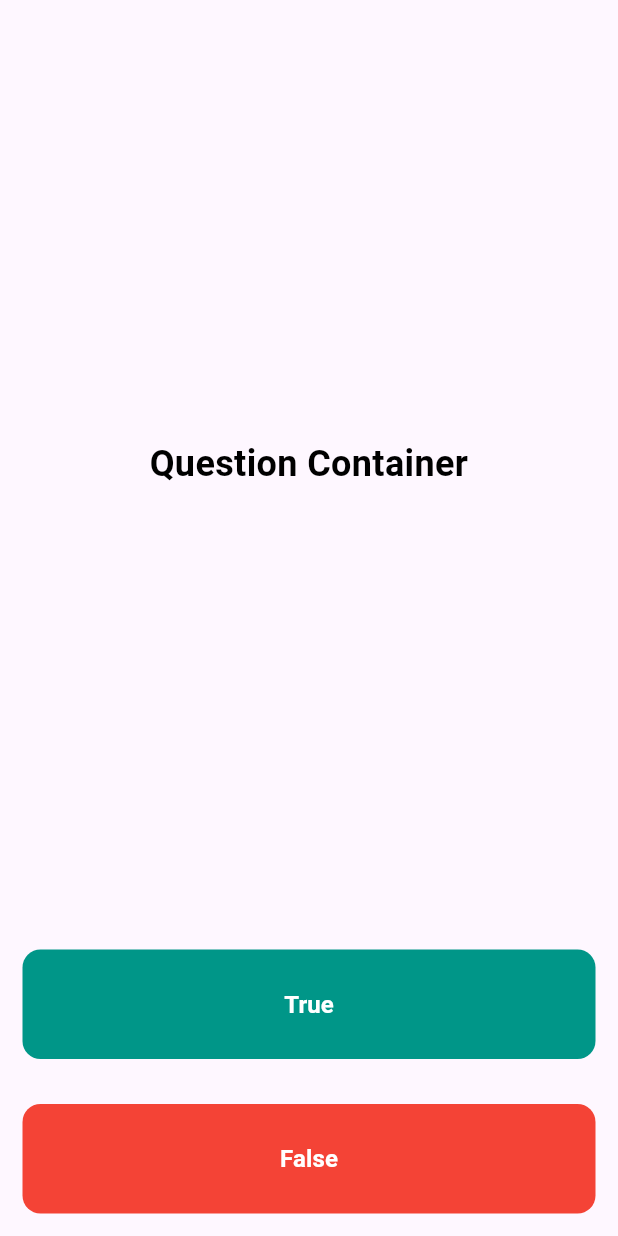
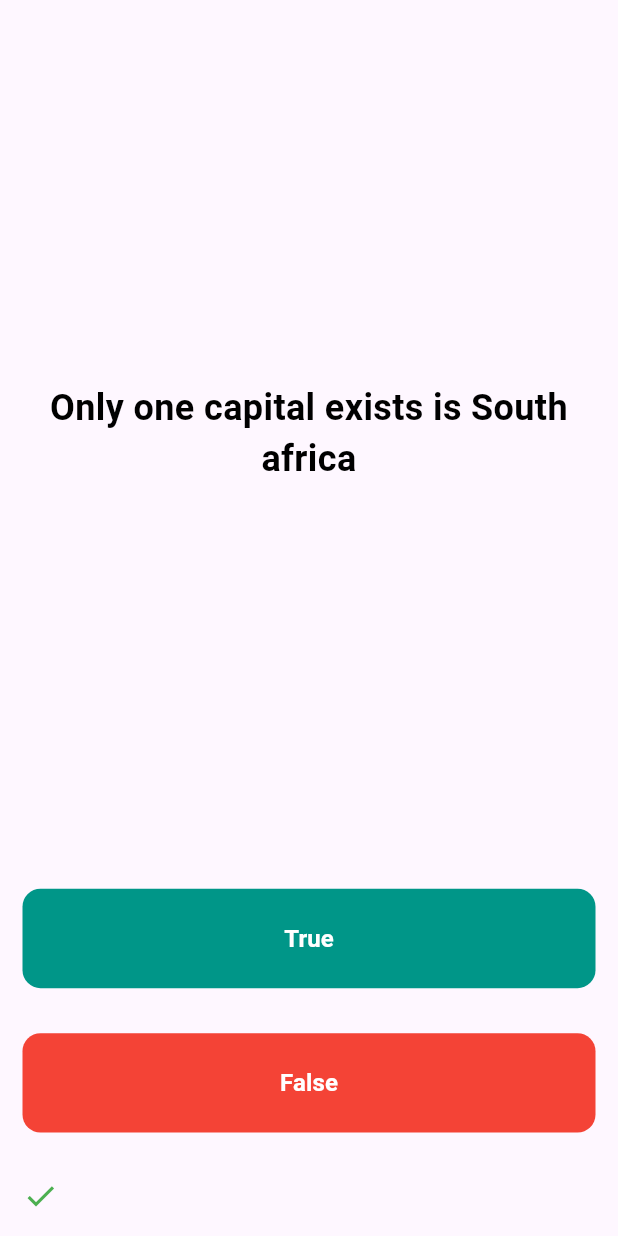
Before and after one commit to MHRimon44/Skill-Test, a Flutter app: the screen it shows after launch, after a tap on "True", on a phone screen of 412 x 824 dp. Run offline on Flutter 3.47's test engine with Material 3 defaults, Android fonts, the phone set to English and light mode, and no system bars.

Commit message:
Update files

```diff
--- a/lib/main.dart
+++ b/lib/main.dart
@@ -1,6 +1,7 @@
-// ignore_for_file: prefer_const_constructors, prefer_const_literals_to_create_immutables
+// ignore_for_file: prefer_const_constructors, prefer_const_literals_to_create_immutables, avoid_print
 
 import 'package:flutter/material.dart';
+import 'package:skill_test/models/skill_master.dart';
 
 void main() {
   runApp(const MyApp());
@@ -30,6 +31,8 @@ class SkillTestPage extends StatefulWidget {
 }
 
 class _SkillTestPageState extends State<SkillTestPage> {
+  SkillMaster skillMaster = SkillMaster();
+
   @override
   Widget build(BuildContext context) {
     return Scaffold(
@@ -44,8 +47,10 @@ class _SkillTestPageState extends State<SkillTestPage> {
                 child: Padding(
                   padding: EdgeInsets.all(15),
                   child: Text(
-                    'Question Container',
+                    skillMaster.getQuestionMasterText() ?? '00',
                     textAlign: TextAlign.center,
+                    maxLines: 2,
+                    overflow: TextOverflow.ellipsis,
                     style: TextStyle(
                         color: Colors.black,
                         fontSize: 24,
@@ -55,6 +60,7 @@ class _SkillTestPageState extends State<SkillTestPage> {
               ),
             ),
             Expanded(
+              flex: 1,
               child: Padding(
                 padding: EdgeInsets.all(15),
                 child: Container(
@@ -63,7 +69,16 @@ class _SkillTestPageState extends State<SkillTestPage> {
                     borderRadius: BorderRadius.circular(12),
                   ),
                   child: TextButton(
-                    onPressed: () {},
+                    onPressed: () {
+                      setState(() {
+                        if (skillMaster.getQuestionMasterAnswer() == true) {
+                          skillMaster.addRightWidget();
+                        } else {
+                          skillMaster.addWrongWidget();
+                        }
+                        skillMaster.nextQuestion();
+                      });
+                    },
                     child: Text(
                       'True',
                       style: TextStyle(
@@ -76,6 +91,7 @@ class _SkillTestPageState extends State<SkillTestPage> {
               ),
             ),
             Expanded(
+              flex: 1,
               child: Padding(
                 padding: EdgeInsets.all(15),
                 child: Container(
@@ -84,7 +100,16 @@ class _SkillTestPageState extends State<SkillTestPage> {
                     borderRadius: BorderRadius.circular(12),
                   ),
                   child: TextButton(
-                    onPressed: () {},
+                    onPressed: () {
+                      setState(() {
+                        if (skillMaster.getQuestionMasterAnswer() == false) {
+                          skillMaster.addRightWidget();
+                        } else {
+                          skillMaster.addWrongWidget();
+                        }
+                        skillMaster.nextQuestion();
+                      });
+                    },
                     child: Text(
                       'False',
                       style: TextStyle(
@@ -96,6 +121,12 @@ class _SkillTestPageState extends State<SkillTestPage> {
                 ),
               ),
             ),
+            Padding(
+              padding: const EdgeInsets.all(15.0),
+              child: Row(
+                children: skillMaster.getWidgetList(),
+              ),
+            ),
           ],
         ),
       ),
--- /dev/null
+++ b/lib/models/skill_master.dart
@@ -0,0 +1,58 @@
+// ignore_for_file: prefer_final_fields, unused_field
+
+import 'package:flutter/material.dart';
+import 'package:skill_test/models/skill_tester.dart';
+
+class SkillMaster {
+  int _questionIndex = 0;
+  List<Widget> _widgetList = [];
+  List<SkillTester> _skillTesterList = [
+    SkillTester(
+        questionText: 'Dhaka is the capital of Bangladesh', answer: true), //0
+    SkillTester(
+        questionText: 'Only one capital exists is South africa',
+        answer: false), //1
+    SkillTester(
+        questionText: 'The tallest mountain is the world is mount Everest',
+        answer: true), //2
+    SkillTester(
+        questionText: 'The worlds longest coastline is in Chaina',
+        answer: false), //3
+  ];
+  // List<SkillTester> getQuestionList() {
+  //   return _skillTesterList;
+  // }
+  String? getQuestionMasterText() {
+    return _skillTesterList[_questionIndex].getQuestionText();
+  }
+
+  bool? getQuestionMasterAnswer() {
+    return _skillTesterList[_questionIndex].getAnswer();
+  }
+
+  void nextQuestion() {
+    _questionIndex = _questionIndex + 1;
+  }
+
+  List<Widget> getWidgetList() {
+    return _widgetList;
+  }
+
+  void addRightWidget() {
+    _widgetList.add(
+      Icon(
+        Icons.check,
+        color: Colors.green,
+      ),
+    );
+  }
+
+  void addWrongWidget() {
+    _widgetList.add(
+      Icon(
+        Icons.close,
+        color: Colors.red,
+      ),
+    );
+  }
+}
--- /dev/null
+++ b/lib/models/skill_tester.dart
@@ -0,0 +1,21 @@
+// ignore_for_file: unused_import
+
+import 'package:flutter/material.dart';
+
+class SkillTester {
+  String? _questionText;
+  bool? _answer;
+  //Widget? resultWidget;
+
+  SkillTester({String? questionText, bool? answer}) {
+    _questionText = questionText;
+    _answer = answer;
+  }
+  String? getQuestionText() {
+    return _questionText;
+  }
+
+  bool? getAnswer() {
+    return _answer;
+  }
+}
```
